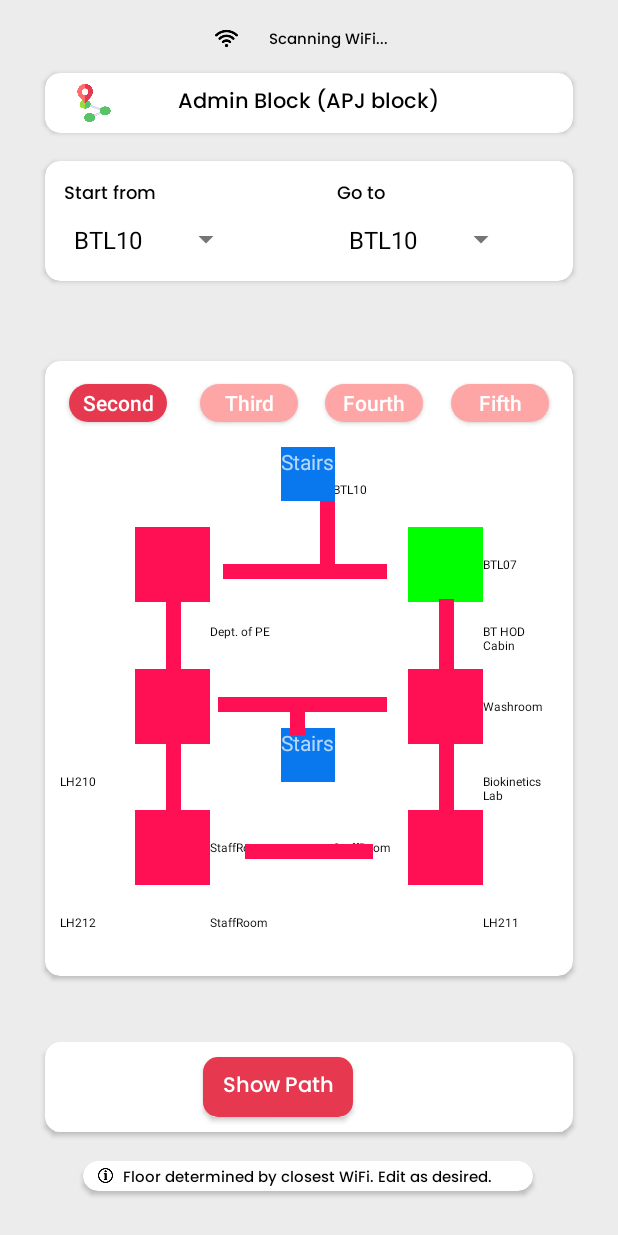
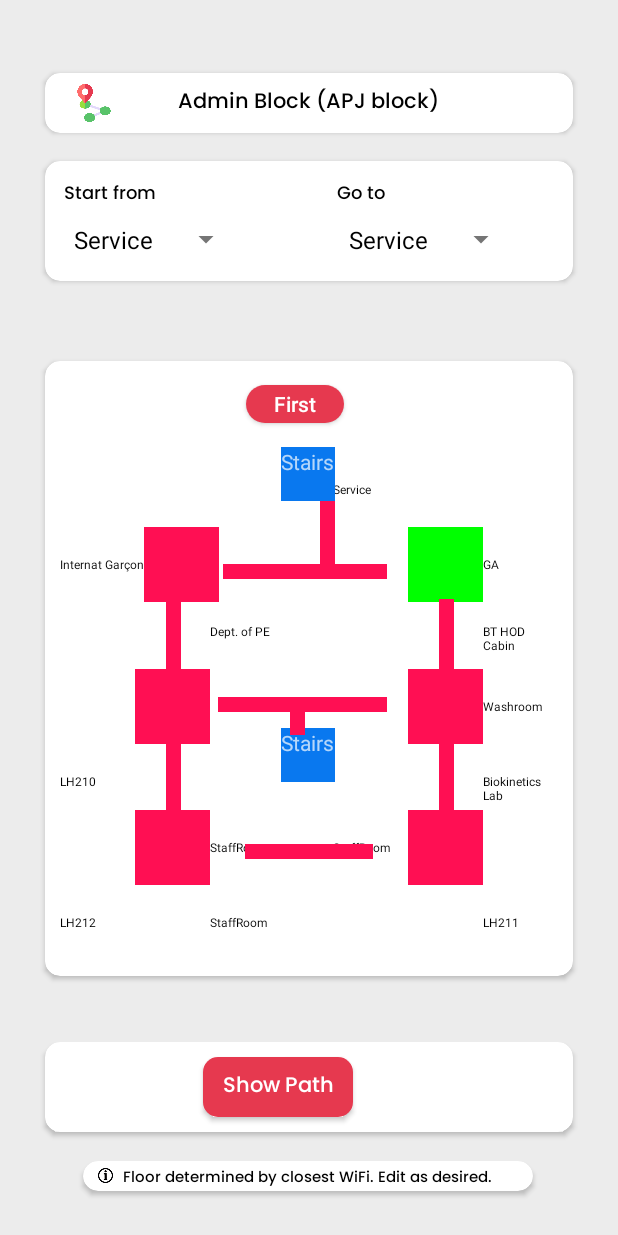
Before and after one commit to hadryyassine/ENSIASAR_ANDROID, an Android app: the screen it shows after launch (ExploreActivity), on a phone screen of 412 x 824 dp. Run offline under Robolectric (Android 15) with nearby library versions, the phone set to English and light mode, and no system bars.

Commit message:
new updates

```diff
--- a/app/src/main/AndroidManifest.xml
+++ b/app/src/main/AndroidManifest.xml
@@ -23,8 +23,8 @@
         <activity android:name=".ExploreActivity"></activity>
         <activity android:name=".PathActivity"></activity>
     </application>
-    <uses-permission android:name="android.permission.ACCESS_WIFI_STATE"></uses-permission>
+<!--    <uses-permission android:name="android.permission.ACCESS_WIFI_STATE"></uses-permission>-->
     <uses-permission android:name="android.permission.ACCESS_FINE_LOCATION"></uses-permission>
     <uses-permission android:name="android.permission.ACCESS_COARSE_LOCATION"></uses-permission>
-    <uses-permission android:name="android.permission.CHANGE_WIFI_STATE"></uses-permission>
+<!--    <uses-permission android:name="android.permission.CHANGE_WIFI_STATE"></uses-permission>-->
 </manifest>
--- a/app/src/main/java/com/example/campuscompass/ExploreActivity.java
+++ b/app/src/main/java/com/example/campuscompass/ExploreActivity.java
@@ -42,24 +42,39 @@ public class ExploreActivity extends AppCompatActivity {
     Button explore;
     TextView wifi_name;
     Spinner source, dest;
-    WifiManager wifiManager;
+//    WifiManager wifiManager;
     int curFloor;
-    int selectedLevel;
+    int selectedLevel=0;
     boolean scanDone=false;
-    String []places = {"BTL10", "BTL07", "BT HOD Cabin", "LH210", "LH211", "LH212", "Dept. of PE", "BT Staffroom", "Biokinetics Lab", "Instrumentation and Project Lab", "LH306", "LH308", "LH309", "LH310", "LH311", "LH312", "EC Staffroom", "CS Staffroom", "Texas Instruments Lab", "CSL01", "CSL02", "CSL03", "CSL04", "CSL05", "CSL06", "CSL07", "CSL05", "CS HOD Cabin", "CS Staffrom 4th Floor", "ISL01", "ISL02", "ISL03", "Project and Research Lab PG", "LH500", "LH501", "LH502", "LH503", "LH504", "LH505", "LH506", "CSE Library", "CSL08", "CFR03", "CS Staffrom 5th Floor"};
+    String []places = {"Service",
+            "GA",
+            "BT HOD Cabin",
+            "LH210",
+            "LH211",
+            "LH212",
+            "Dept. of PE",
+            "BT Staffroom",
+            "Biokinetics Lab",
+            "Instrumentation and Project Lab"};
+//            , "LH306", "LH308", "LH309", "LH310", "LH311", "LH312", "EC Staffroom",
+//            "CS Staffroom", "Texas Instruments Lab", "CSL01", "CSL02",
+//            "CSL03", "CSL04", "CSL05", "CSL06", "CSL07", "CSL05", "CS HOD Cabin",
+//            "CS Staffrom 4th Floor", "ISL01", "ISL02", "ISL03", "Project and Research Lab PG",
+//            "LH500", "LH501", "LH502", "LH503", "LH504", "LH505", "LH506", "CSE Library", "CSL08",
+//            "CFR03", "CS Staffrom 5th Floor"};
     int []placesLevels={2,2,2,2,2,2,2,2,2,2,3,3,3,3,3,3,3,3,3,4,4,4,4,4,4,4,4,4,4,4,4,4,5,5,5,5,5,5,5,5,5,5,5,5};
-    List <String> wifi=new ArrayList<>(Arrays.asList("AndroidAP","Redmi7"));
-    List<String> wifi2 = new ArrayList<>(Arrays.asList("BT-STUDENT","BT-STAFF"));
-    List<String> wifi3 = new ArrayList<>(Arrays.asList("LH310-WiFi","LH312-WiFi","CCPLAB-WiFi"));
-    List<String> wifi4 = new ArrayList<>(Arrays.asList("CS STUDENT","ECSTAFF-WiFi"));
-    List<String> wifi5 = new ArrayList<>(Arrays.asList("ADALAB","BT-STAFF","CCPLAB-WiFi"));
+//    List <String> wifi=new ArrayList<>(Arrays.asList("AndroidAP","Redmi7"));
+//    List<String> wifi2 = new ArrayList<>(Arrays.asList("BT-STUDENT","BT-STAFF"));
+//    List<String> wifi3 = new ArrayList<>(Arrays.asList("LH310-WiFi","LH312-WiFi","CCPLAB-WiFi"));
+//    List<String> wifi4 = new ArrayList<>(Arrays.asList("CS STUDENT","ECSTAFF-WiFi"));
+//    List<String> wifi5 = new ArrayList<>(Arrays.asList("ADALAB","BT-STAFF","CCPLAB-WiFi"));
 
     Location src=null,desti=null;
     Location newSrc;
 
     Deque<Location> traverse=new LinkedList<Location>();
     Deque<Location> smallest=new LinkedList<Location>();
-    Button[] pills = new Button[4];
+    Button[] pills = new Button[1];
 
     @Override
     protected void onCreate(Bundle savedInstanceState) {
@@ -83,37 +98,37 @@ public class ExploreActivity extends AppCompatActivity {
         ArrayAdapter<String> destAdapter = new ArrayAdapter<>(this, android.R.layout.simple_spinner_dropdown_item, places);
         dest.setAdapter(destAdapter);
 
-        wifi_name=findViewById(R.id.wifi_name);
-        checkLocation();
+//        wifi_name=findViewById(R.id.wifi_name);
+//        checkLocation();
 
-        wifiManager = (WifiManager) getApplicationContext().getSystemService(Context.WIFI_SERVICE);
+        //wifiManager = (WifiManager) getApplicationContext().getSystemService(Context.WIFI_SERVICE);
 
-        BroadcastReceiver wifiScanReceiver = new BroadcastReceiver() {
-            @Override
-            public void onReceive(Context c, Intent intent) {
-                boolean success = intent.getBooleanExtra(
-                        WifiManager.EXTRA_RESULTS_UPDATED, false);
-                if (success) {
-                    scanSuccess();
-                } else {
-                    Toast.makeText(getApplicationContext(), "WiFi scan failed!", Toast.LENGTH_SHORT).show();
-                }
-            }
-        };
+//        BroadcastReceiver wifiScanReceiver = new BroadcastReceiver() {
+//            @Override
+//            public void onReceive(Context c, Intent intent) {
+//                boolean success = intent.getBooleanExtra(
+//                        WifiManager.EXTRA_RESULTS_UPDATED, false);
+//                if (success) {
+//                    scanSuccess();
+//                } else {
+//                    Toast.makeText(getApplicationContext(), "WiFi scan failed!", Toast.LENGTH_SHORT).show();
+//                }
+//            }
+//        };
 
-        IntentFilter intentFilter = new IntentFilter();
-        intentFilter.addAction(WifiManager.SCAN_RESULTS_AVAILABLE_ACTION);
-        getApplicationContext().registerReceiver(wifiScanReceiver, intentFilter);
-
-        if (ActivityCompat.checkSelfPermission(this, Manifest.permission.ACCESS_FINE_LOCATION) != PackageManager.PERMISSION_GRANTED) {
-            ActivityCompat.requestPermissions(this,
-                    new String[]{Manifest.permission.ACCESS_FINE_LOCATION},
-                    LOCATION_PERMISSION_REQUEST_CODE);
-        }
-        else{
-            wifiManager.startScan();
-
-        }
+//        IntentFilter intentFilter = new IntentFilter();
+//        intentFilter.addAction(WifiManager.SCAN_RESULTS_AVAILABLE_ACTION);
+//        getApplicationContext().registerReceiver(wifiScanReceiver, intentFilter);
+//
+//        if (ActivityCompat.checkSelfPermission(this, Manifest.permission.ACCESS_FINE_LOCATION) != PackageManager.PERMISSION_GRANTED) {
+//            ActivityCompat.requestPermissions(this,
+//                    new String[]{Manifest.permission.ACCESS_FINE_LOCATION},
+//                    LOCATION_PERMISSION_REQUEST_CODE);
+//        }
+//        else{
+//            wifiManager.startScan();
+//
+//        }
 
         source.setOnItemSelectedListener(new AdapterView.OnItemSelectedListener() {
             @Override
@@ -209,62 +224,71 @@ public class ExploreActivity extends AppCompatActivity {
                     LOCATION_PERMISSION_REQUEST_CODE);
             return;
         }
-        List<ScanResult> results = wifiManager.getScanResults();
-        if(!results.isEmpty()){
-            wifi_name.setText(results.get(0).SSID);
+
+        Button myButton = findViewById(R.id.pill1);
+        if(myButton.isSelected()){
+            curFloor= 2;
         }
-        Collections.sort(results, new Comparator<ScanResult>() {
-            @Override
-            public int compare(ScanResult sr1, ScanResult sr2) {
-                return Integer.compare(sr2.level, sr1.level);
-            }
-        });
-        int n=3;
-        if(results.toArray().length<3)
-            n=results.toArray().length;
-        int []floor={0,0,0,0,0,0};
-        for(int i=0;i<n;i++)
-        {
-            String item=results.get(i).SSID;
-            if (wifi2.contains(item)) {
-                floor[2]++;
-            }
-            if (wifi3.contains(item)) {
-                floor[3]++;
-            }
-            if (wifi4.contains(item)) {
-                floor[4]++;
-            }
-            if (wifi5.contains(item)) {
-                floor[5]++;
-            }
+        else{
+//            curFloor=3;
+            curFloor=2;
         }
+//        List<ScanResult> results = wifiManager.getScanResults();
+//        if(!results.isEmpty()){
+//            wifi_name.setText(results.get(0).SSID);
+//        }
+//        Collections.sort(results, new Comparator<ScanResult>() {
+//            @Override
+//            public int compare(ScanResult sr1, ScanResult sr2) {
+//                return Integer.compare(sr2.level, sr1.level);
+//            }
+//        });
+//        int n=3;
+//        if(results.toArray().length<3)
+//            n=results.toArray().length;
+//        int []floor={0,0,0,0,0,0};
+//        for(int i=0;i<n;i++)
+//        {
+//            String item=results.get(i).SSID;
+//            if (wifi2.contains(item)) {
+//                floor[2]++;
+//            }
+//            if (wifi3.contains(item)) {
+//                floor[3]++;
+//            }
+//            if (wifi4.contains(item)) {
+//                floor[4]++;
+//            }
+//            if (wifi5.contains(item)) {
+//                floor[5]++;
+//            }
+//        }
 
-        for (int i = 1; i < floor.length; i++) {
-            if (floor[i] >floor[curFloor]) {
-                curFloor = i;
-            }
-        }
-        Toast.makeText(this,"CURRENT -FLOOR ="+ curFloor, Toast.LENGTH_SHORT).show();
-        ScanResult bestSignal = null;
-        for (ScanResult result : results) {
-            if (bestSignal == null || WifiManager.compareSignalLevel(bestSignal.level, result.level) < 0) {
-                bestSignal = result;
-            }
-        }
+//        for (int i = 1; i < floor.length; i++) {
+//            if (floor[i] >floor[curFloor]) {
+//                curFloor = i;
+//            }
+//        }
+//        Toast.makeText(this,"CURRENT -FLOOR ="+ curFloor, Toast.LENGTH_SHORT).show();
+//        ScanResult bestSignal = null;
+//        for (ScanResult result : results) {
+//            if (bestSignal == null || WifiManager.compareSignalLevel(bestSignal.level, result.level) < 0) {
+//                bestSignal = result;
+//            }
+//        }
 //        if (bestSignal != null) {
 //            String ssid = bestSignal.SSID;
 //            String bssid = bestSignal.BSSID;
 //            int signalStrength = WifiManager.calculateSignalLevel(bestSignal.level, 100);
 ////            String message = String.format("The nearest Wi-Fi network is %s (%s) with a signal strength of %d%%.", ssid, bssid, signalStrength);
 //            wifi_name.setText("Floor : "+curFloor);
-            if(curFloor==0)
-                curFloor=2;
+//            if(curFloor==0)
+//                curFloor=2;
             Bundle bundle = new Bundle();
             bundle.putInt("level",curFloor);
             Floor f=new Floor();
             f.setArguments(bundle);
-            wifi_name.setText("Level: "+curFloor);
+//            wifi_name.setText("Level: "+curFloor);
             FragmentManager fm = getSupportFragmentManager();
             FragmentTransaction ft = fm.beginTransaction();
             ft.replace(R.id.frame,f);
@@ -293,7 +317,7 @@ public class ExploreActivity extends AppCompatActivity {
         if (requestCode == LOCATION_PERMISSION_REQUEST_CODE) {
             if (grantResults.length > 0 && grantResults[0] == PackageManager.PERMISSION_GRANTED) {
                 // Permission granted, proceed with Wi-Fi scan
-                wifiManager.startScan();
+//                wifiManager.startScan();
                 scanSuccess();
             } else {
                 // Permission denied, show an error message
@@ -323,9 +347,19 @@ public class ExploreActivity extends AppCompatActivity {
 
     private void makeLocations() {
         {
-            String[] places = {"LH306", "LH308", "LH309", "LH309", "LH310", "LH311", "LH312", "EC Staffroom", "CS Staffroom", "Texas Instruments Lab"};
+            String[] places = {
+                    "LH306",
+                    "LH308",
+                    "LH309",
+                    "LH309",
+                    "LH310",
+                    "LH311",
+                    "LH312",
+                    "EC Staffroom",
+                    "CS Staffroom",
+                    "Texas Instruments Lab"};
             Location node0 = new Location("Balcony", new ArrayList<String>(Arrays.asList("Balcony", places[4], places[1])), new ArrayList<Integer>(Arrays.asList(PlacePosition.left, PlacePosition.bottomLeft, PlacePosition.topLeft)),R.drawable.three0, 3, false, 180f, null, null, null, null, null);
-            Location node1 = new Location("LH301", new ArrayList<String>(Arrays.asList(places[6], places[8])), new ArrayList<Integer>(Arrays.asList(PlacePosition.bottomLeft, PlacePosition.right)), R.drawable.three1, 3, false, 0f, null, null, null, null, null);
+            Location node1 = new Location("Internat Garçon", new ArrayList<String>(Arrays.asList(places[6], places[8])), new ArrayList<Integer>(Arrays.asList(PlacePosition.bottomLeft, PlacePosition.right)), R.drawable.three1, 3, false, 0f, null, null, null, null, null);
             Location node2 = new Location("LH311", new ArrayList<String>(Arrays.asList(places[5], places[8])), new ArrayList<Integer>(Arrays.asList(PlacePosition.bottomRight, PlacePosition.bottomLeft)), R.drawable.three2, 3, false, 0f, null, null, null, null, null);
             Location node3 = new Location("Washroom", new ArrayList<String>(Arrays.asList(places[3], "Washroom")), new ArrayList<Integer>(Arrays.asList(PlacePosition.bottomRight, PlacePosition.right)), R.drawable.three3, 3, false, 0f, null, null, null, null, null);
             Location node4 = new Location("TI Lab", new ArrayList<String>(Arrays.asList(places[9], places[7])), new ArrayList<Integer>(Arrays.asList(PlacePosition.right, PlacePosition.bottomRight)), R.drawable.three4, 3, false, 45f, null, null, null, null, null);
@@ -340,13 +374,39 @@ public class ExploreActivity extends AppCompatActivity {
             LevelPointer.levels[3] = node0;
         }
         {
-            String []places = {"LH301", "LH302", "BTL10", "BTL07", "BT HOD Cabin", "LH210", "LH211", "LH212", "Dept. of PE", "BT Staffroom", "Biokinetics Lab", "I&P Lab"};
-            Location node0 = new Location("Balcony", new ArrayList<String>(Arrays.asList(places[5], places[8])), new ArrayList<Integer>(Arrays.asList(PlacePosition.bottomLeft, PlacePosition.topRight)), R.drawable.second0, 2, false, 180f, null, null, null, null, null);
+
+            String []places = {
+                    "Internat Garçon",
+                    "LH302",
+                    "Service",
+                    "GA",
+                    "BT HOD Cabin",
+                    "LH210",
+                    "LH211",
+                    "LH212",
+                    "Dept. of PE",
+                    "BT Staffroom",
+                    "Biokinetics Lab",
+                    "I&P Lab"};
+            Location node0 = new Location(
+                    "Balcony",
+                    new ArrayList<String>(Arrays.asList(places[5], places[8])),
+                    new ArrayList<Integer>(Arrays.asList(PlacePosition.bottomLeft, PlacePosition.topRight)),
+                    R.drawable.second0,
+                    2,
+                    false,
+                    180f,
+                    null,
+                    null,
+                    null,
+                    null,
+                    null);
             Location node1 = new Location("LH212", new ArrayList<String>(Arrays.asList(places[7], "StaffRoom", "StaffRoom")), new ArrayList<Integer>(Arrays.asList(PlacePosition.bottomLeft, PlacePosition.right, PlacePosition.bottomRight)),R.drawable.second1 , 2, false, 0f, null, null, null, null, null);
             Location node2 = new Location("LH211", new ArrayList<String>(Arrays.asList(places[6], "StaffRoom")), new ArrayList<Integer>(Arrays.asList(PlacePosition.bottomRight, PlacePosition.left)),R.drawable.second2, 2, false, 0f, null, null, null, null, null);
             Location node3 = new Location("Washroom", new ArrayList<String>(Arrays.asList(places[4], places[10], "Washroom")), new ArrayList<Integer>(Arrays.asList(PlacePosition.topRight, PlacePosition.bottomRight, PlacePosition.right)), R.drawable.second3, 2, false, 45f, null, null, null, null, null);
-            Location node4 = new Location("BTL07", new ArrayList<String>(Arrays.asList(places[11], places[2], places[3])), new ArrayList<Integer>(Arrays.asList(PlacePosition.right, PlacePosition.topLeft, PlacePosition.right)), R.drawable.second4, 2, false, 135f, null, null, null, null, null);
-            Location node5 = new Location("Unknown", new ArrayList<String>(), new ArrayList<Integer>(), R.drawable.second4, 2, false, 0f, null, null, null, null, null);
+            Location node4 = new Location("GA", new ArrayList<String>(Arrays.asList(places[11], places[2], places[3])), new ArrayList<Integer>(Arrays.asList(PlacePosition.right, PlacePosition.topLeft, PlacePosition.right)), R.drawable.second4, 2, false, 135f, null, null, null, null, null);
+//            Location node5 = new Location("Batiment A", new ArrayList<String>(), new ArrayList<Integer>(), R.drawable.second4, 2, false, 0f, null, null, null, null, null);
+            Location node5 = new Location("LH306", new ArrayList<String>(Arrays.asList(places[0])), new ArrayList<Integer>(Arrays.asList(PlacePosition.left, PlacePosition.bottomRight)), R.drawable.three4, 3, false, 135f, null, null, null, null, null);
             Location stairs1 = new Location("Stairs1", new ArrayList<>(), new ArrayList<>(),R.drawable.stairs1, 2, true, 0f, null, null, null, null, null);
             Location stairs2 = new Location("Stairs2", new ArrayList<>(), new ArrayList<>(), R.drawable.stairs2, 2, true, 0f, null, null, null, null, null);
             node0.setAngle(180);
--- a/app/src/main/res/layout/activity_explore.xml
+++ b/app/src/main/res/layout/activity_explore.xml
@@ -7,34 +7,34 @@
     android:layout_height="match_parent"
     android:background="#FFFFFF"
     android:backgroundTint="#E8FFFFFF">
-    <TextView
-        android:id="@+id/wifi_name"
-        android:layout_width="wrap_content"
-        android:layout_height="wrap_content"
-        android:fontFamily="@font/font1"
-        android:text="Scanning WiFi..."
-        android:textColor="#000000"
-        android:textSize="10sp"
-        app:layout_constraintBottom_toBottomOf="parent"
-        app:layout_constraintEnd_toEndOf="parent"
-        app:layout_constraintHorizontal_bias="0.54"
-        app:layout_constraintStart_toStartOf="parent"
-        app:layout_constraintTop_toTopOf="parent"
-        app:layout_constraintVertical_bias="0.022" />
+<!--    <TextView-->
+<!--        android:id="@+id/wifi_name"-->
+<!--        android:layout_width="wrap_content"-->
+<!--        android:layout_height="wrap_content"-->
+<!--        android:fontFamily="@font/font1"-->
+<!--        android:text="Scanning WiFi..."-->
+<!--        android:textColor="#000000"-->
+<!--        android:textSize="10sp"-->
+<!--        app:layout_constraintBottom_toBottomOf="parent"-->
+<!--        app:layout_constraintEnd_toEndOf="parent"-->
+<!--        app:layout_constraintHorizontal_bias="0.54"-->
+<!--        app:layout_constraintStart_toStartOf="parent"-->
+<!--        app:layout_constraintTop_toTopOf="parent"-->
+<!--        app:layout_constraintVertical_bias="0.022" />-->
 
-    <ImageView
-        android:id="@+id/wifi_icon"
-        android:layout_width="16dp"
-        android:layout_height="15dp"
-        android:contentDescription="Wif"
-        android:translationX="-5dp"
-        app:layout_constraintBottom_toBottomOf="parent"
-        app:layout_constraintEnd_toEndOf="parent"
-        app:layout_constraintHorizontal_bias="0.374"
-        app:layout_constraintStart_toStartOf="parent"
-        app:layout_constraintTop_toTopOf="parent"
-        app:layout_constraintVertical_bias="0.022"
-        app:srcCompat="@drawable/wifi" />
+<!--    <ImageView-->
+<!--        android:id="@+id/wifi_icon"-->
+<!--        android:layout_width="10dp"-->
+<!--        android:layout_height="9dp"-->
+<!--        android:contentDescription="Wif"-->
+<!--        android:translationX="-5dp"-->
+<!--        app:layout_constraintBottom_toBottomOf="parent"-->
+<!--        app:layout_constraintEnd_toEndOf="parent"-->
+<!--        app:layout_constraintHorizontal_bias="0.374"-->
+<!--        app:layout_constraintStart_toStartOf="parent"-->
+<!--        app:layout_constraintTop_toTopOf="parent"-->
+<!--        app:layout_constraintVertical_bias="0.022"-->
+<!--        app:srcCompat="@drawable/wifi" />-->
 
     <androidx.cardview.widget.CardView
         android:id="@+id/dropdown_container"
@@ -202,61 +202,34 @@
             android:layout_width="match_parent"
             android:layout_height="410dp">
 
-            <Button
-                android:id="@+id/pill4"
-                android:layout_width="65dp"
-                android:layout_height="25dp"
-                android:background="@drawable/pill_tab"
-                android:text="Fifth"
-                android:textAllCaps="false"
-                app:layout_constraintBottom_toBottomOf="parent"
-                app:layout_constraintEnd_toEndOf="parent"
-                app:layout_constraintHorizontal_bias="0.944"
-                app:layout_constraintStart_toStartOf="parent"
-                app:layout_constraintTop_toTopOf="parent"
-                app:layout_constraintVertical_bias="0.04" />
 
-            <Button
-                android:id="@+id/pill2"
-                android:layout_width="65dp"
-                android:layout_height="25dp"
-                android:background="@drawable/pill_tab"
-                android:text="Third"
-                android:textAllCaps="false"
-                app:layout_constraintBottom_toBottomOf="parent"
-                app:layout_constraintEnd_toEndOf="parent"
-                app:layout_constraintHorizontal_bias="0.36"
-                app:layout_constraintStart_toStartOf="parent"
-                app:layout_constraintTop_toTopOf="parent"
-                app:layout_constraintVertical_bias="0.04" />
-
-            <Button
-                android:id="@+id/pill3"
-                android:layout_width="65dp"
-                android:layout_height="25dp"
-                android:background="@drawable/pill_tab"
-                android:text="Fourth"
-                android:textAllCaps="false"
-                app:layout_constraintBottom_toBottomOf="parent"
-                app:layout_constraintEnd_toEndOf="parent"
-                app:layout_constraintHorizontal_bias="0.65"
-                app:layout_constraintStart_toStartOf="parent"
-                app:layout_constraintTop_toTopOf="parent"
-                app:layout_constraintVertical_bias="0.04" />
+<!--            <Button-->
+<!--                android:id="@+id/pill2"-->
+<!--                android:layout_width="65dp"-->
+<!--                android:layout_height="25dp"-->
+<!--                android:background="@drawable/pill_tab"-->
+<!--                android:text="Second"-->
+<!--                android:textAllCaps="false"-->
+<!--                app:layout_constraintBottom_toBottomOf="parent"-->
+<!--                app:layout_constraintEnd_toEndOf="parent"-->
+<!--                app:layout_constraintHorizontal_bias="0.695"-->
+<!--                app:layout_constraintStart_toStartOf="parent"-->
+<!--                app:layout_constraintTop_toTopOf="parent"-->
+<!--                app:layout_constraintVertical_bias="0.041" />-->
 
             <Button
                 android:id="@+id/pill1"
                 android:layout_width="65dp"
                 android:layout_height="25dp"
                 android:background="@drawable/pill_tab"
-                android:text="Second"
+                android:text="First"
                 android:textAllCaps="false"
                 app:layout_constraintBottom_toBottomOf="parent"
                 app:layout_constraintEnd_toEndOf="parent"
-                app:layout_constraintHorizontal_bias="0.055"
+                app:layout_constraintHorizontal_bias="0.468"
                 app:layout_constraintStart_toStartOf="parent"
                 app:layout_constraintTop_toTopOf="parent"
-                app:layout_constraintVertical_bias="0.04" />
+                app:layout_constraintVertical_bias="0.041" />
 
             <FrameLayout
                 android:id="@+id/frame"
--- a/app/src/main/res/layout/fragment_floor.xml
+++ b/app/src/main/res/layout/fragment_floor.xml
@@ -89,11 +89,10 @@
             <TextView
                 android:id="@+id/bottomleftNode0"
                 android:layout_width="50dp"
-                android:layout_height="50dp"
+                android:layout_height="match_parent"
+                android:gravity="center_vertical"
                 android:textColor="@color/black"
-                android:textSize="8sp"
-                android:gravity="center_vertical"
-                />
+                android:textSize="8sp" />
 
             <TextView
                 android:id="@+id/bottomNode0"
```
Also changed, not shown: app/src/main/java/com/example/campuscompass/Location.java (+13 -1 lines).
